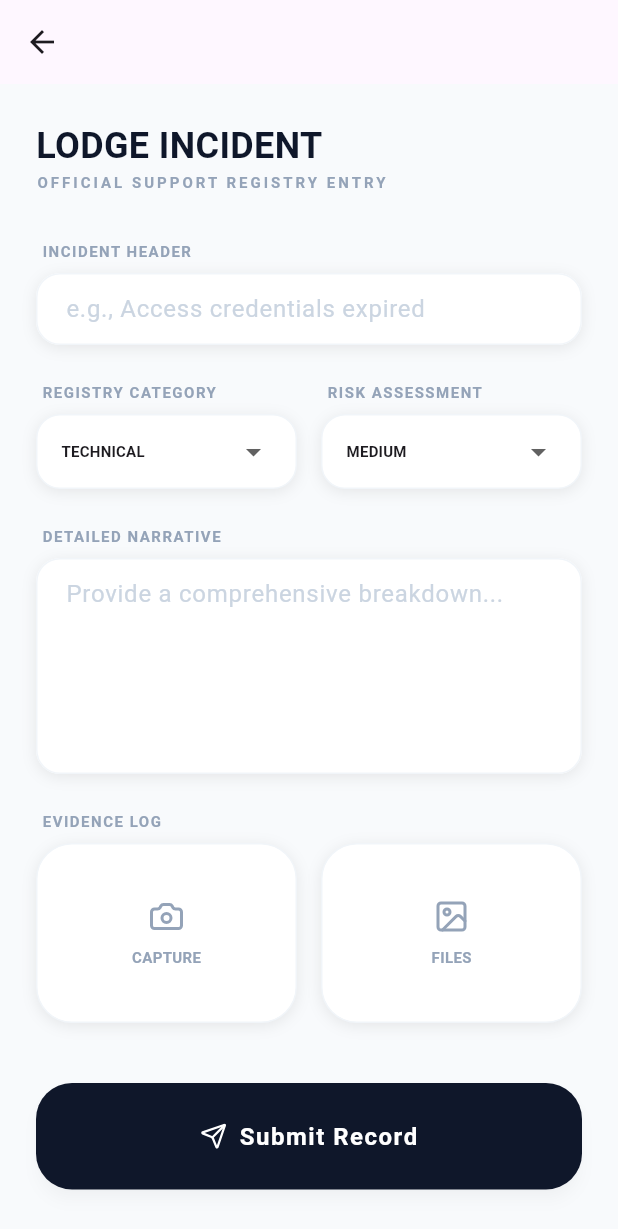
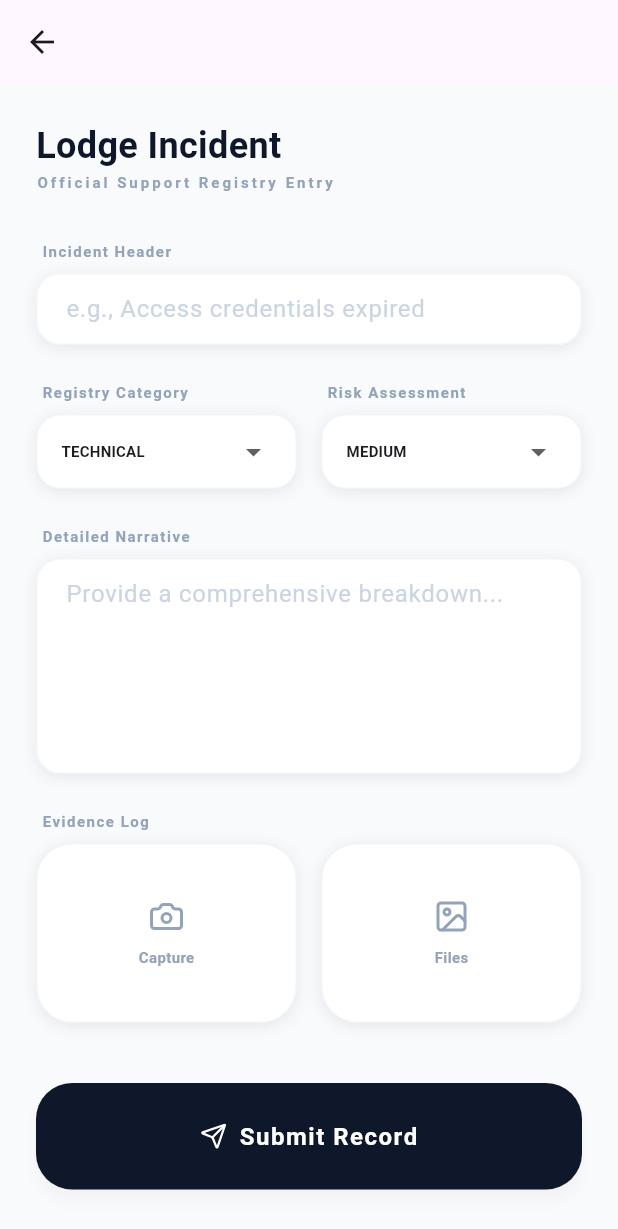
Before and after one commit to yangTauTauAjah/e-ticketing, a Flutter app: the CreateTicketScreen screen opened by its route, on a phone screen of 412 x 824 dp. Shown: the top 1229 px of the screen. Run offline on Flutter 3.47's test engine with Material 3 defaults, Android fonts, the phone set to English and light mode, and no system bars; our stand-ins replace dio, flutter_riverpod, flutter_secure_storage, image_picker, lucide_icons; accounts and stored records are empty.

Commit message:
minor changes

```diff
--- a/frontend/lib/features/auth/screens/register_screen.dart
+++ b/frontend/lib/features/auth/screens/register_screen.dart
@@ -71,7 +71,7 @@ class _RegisterScreenState extends ConsumerState<RegisterScreen> {
           crossAxisAlignment: CrossAxisAlignment.start,
           children: [
             const Text(
-              "NEW ACCOUNT",
+              "New Account",
               style: TextStyle(
                 fontSize: 11,
                 fontWeight: FontWeight.bold,
--- a/frontend/lib/features/auth/screens/reset_password.dart
+++ b/frontend/lib/features/auth/screens/reset_password.dart
@@ -47,7 +47,7 @@ class _ResetPasswordScreenState extends State<ResetPasswordScreen> {
       key: const ValueKey('form'),
       crossAxisAlignment: CrossAxisAlignment.start,
       children: [
-        const Text("ACCOUNT RECOVERY",
+        const Text("Account Recovery",
           style: TextStyle(fontSize: 11, fontWeight: FontWeight.bold, color: Color(0xFF94A3B8), letterSpacing: 2)),
         const Text("Reset Password",
           style: TextStyle(fontSize: 32, fontWeight: FontWeight.bold, color: Color(0xFF0F172A), letterSpacing: -1)),
--- a/frontend/lib/features/tickets/screens/create_ticket_screen.dart
+++ b/frontend/lib/features/tickets/screens/create_ticket_screen.dart
@@ -161,28 +161,28 @@ class _CreateTicketScreenState extends ConsumerState<CreateTicketScreen> {
         child: Column(
           crossAxisAlignment: CrossAxisAlignment.start,
           children: [
-            const Text("LODGE INCIDENT", style: TextStyle(fontSize: 24, fontWeight: FontWeight.bold, color: Color(0xFF0F172A))),
-            const Text("OFFICIAL SUPPORT REGISTRY ENTRY", style: TextStyle(fontSize: 10, fontWeight: FontWeight.bold, color: Color(0xFF94A3B8), letterSpacing: 2)),
+            const Text("Lodge Incident", style: TextStyle(fontSize: 24, fontWeight: FontWeight.bold, color: Color(0xFF0F172A))),
+            const Text("Official Support Registry Entry", style: TextStyle(fontSize: 10, fontWeight: FontWeight.bold, color: Color(0xFF94A3B8), letterSpacing: 2)),
             const SizedBox(height: 32),
 
-            _buildLabel("INCIDENT HEADER"),
+            _buildLabel("Incident Header"),
             _buildInputField(_titleController, "e.g., Access credentials expired", error: _titleError),
             const SizedBox(height: 24),
 
             Row(
               children: [
-                Expanded(child: _buildDropdown("REGISTRY CATEGORY", ['technical', 'billing', 'account', 'general', 'feature_request'], selectedCategory, (val) => setState(() => selectedCategory = val!))),
+                Expanded(child: _buildDropdown("Registry Category", ['technical', 'billing', 'account', 'general', 'feature_request'], selectedCategory, (val) => setState(() => selectedCategory = val!))),
                 const SizedBox(width: 16),
-                Expanded(child: _buildDropdown("RISK ASSESSMENT", ['low', 'medium', 'high', 'critical'], selectedPriority, (val) => setState(() => selectedPriority = val!))),
+                Expanded(child: _buildDropdown("Risk Assessment", ['low', 'medium', 'high', 'critical'], selectedPriority, (val) => setState(() => selectedPriority = val!))),
               ],
             ),
             const SizedBox(height: 24),
 
-            _buildLabel("DETAILED NARRATIVE"),
+            _buildLabel("Detailed Narrative"),
             _buildInputField(_descController, "Provide a comprehensive breakdown...", maxLines: 5, error: _descError),
             const SizedBox(height: 24),
 
-            _buildLabel("EVIDENCE LOG"),
+            _buildLabel("Evidence Log"),
             if (_selectedImage != null)
               Padding(
                 padding: const EdgeInsets.only(bottom: 12),
@@ -198,9 +198,9 @@ class _CreateTicketScreenState extends ConsumerState<CreateTicketScreen> {
               ),
             Row(
               children: [
-                Expanded(child: _buildEvidenceButton(LucideIcons.camera, "CAPTURE", () => _pickImage(ImageSource.camera))),
+                Expanded(child: _buildEvidenceButton(LucideIcons.camera, "Capture", () => _pickImage(ImageSource.camera))),
                 const SizedBox(width: 16),
-                Expanded(child: _buildEvidenceButton(LucideIcons.image, "FILES", () => _pickImage(ImageSource.gallery))),
+                Expanded(child: _buildEvidenceButton(LucideIcons.image, "Files", () => _pickImage(ImageSource.gallery))),
               ],
             ),
             const SizedBox(height: 40),
```
Also changed, not shown: frontend/lib/features/profile/screens/profile_screen.dart (+20 -20 lines).
